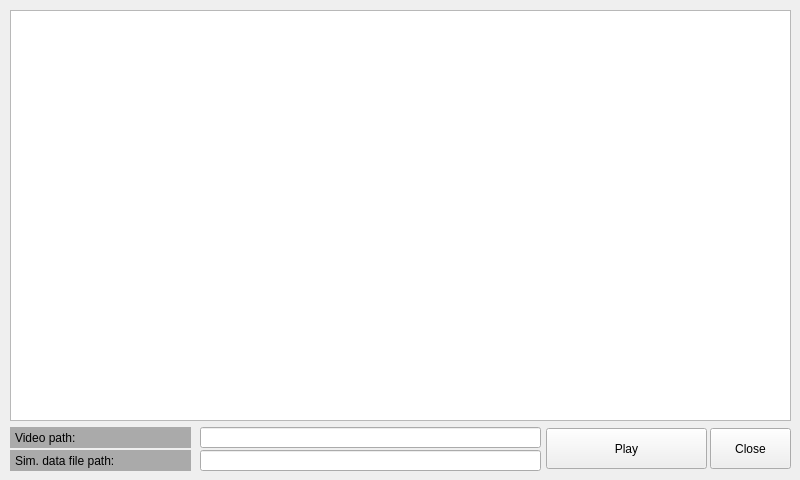
vietanhdev/open-adas, file src/simulation/simulation.ui: the form before one commit.
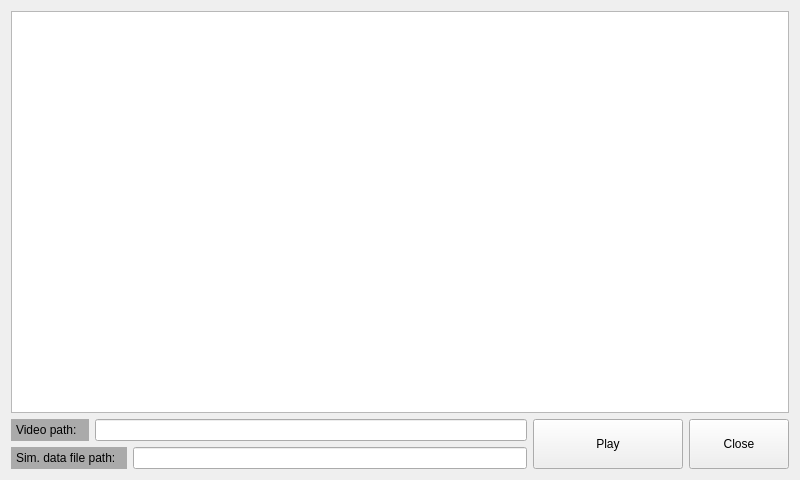
The form after the commit.

What changed in the file:
```diff
--- a/src/simulation/simulation.ui
+++ b/src/simulation/simulation.ui
@@ -31,133 +31,185 @@
   <property name="styleSheet">
    <string notr="true"/>
   </property>
-  <widget class="QLabel" name="label">
-   <property name="geometry">
-    <rect>
-     <x>10</x>
-     <y>427</y>
-     <width>181</width>
-     <height>21</height>
-    </rect>
-   </property>
-   <property name="styleSheet">
-    <string notr="true">background: #AAAAAA;
+  <layout class="QGridLayout" name="gridLayout_2">
+   <item row="0" column="0">
+    <layout class="QVBoxLayout" name="verticalLayout" stretch="10,1">
+     <item>
+      <widget class="QListWidget" name="simDataList">
+       <property name="cursor" stdset="0">
+        <cursorShape>CrossCursor</cursorShape>
+       </property>
+       <property name="whatsThis">
+        <string notr="true"/>
+       </property>
+       <property name="iconSize">
+        <size>
+         <width>80</width>
+         <height>80</height>
+        </size>
+       </property>
+       <property name="flow">
+        <enum>QListView::LeftToRight</enum>
+       </property>
+       <property name="isWrapping" stdset="0">
+        <bool>true</bool>
+       </property>
+       <property name="resizeMode">
+        <enum>QListView::Adjust</enum>
+       </property>
+       <property name="viewMode">
+        <enum>QListView::IconMode</enum>
+       </property>
+       <property name="uniformItemSizes">
+        <bool>true</bool>
+       </property>
+      </widget>
+     </item>
+     <item>
+      <layout class="QHBoxLayout" name="horizontalLayout">
+       <property name="leftMargin">
+        <number>0</number>
+       </property>
+       <property name="topMargin">
+        <number>0</number>
+       </property>
+       <property name="rightMargin">
+        <number>0</number>
+       </property>
+       <property name="bottomMargin">
+        <number>0</number>
+       </property>
+       <item>
+        <layout class="QVBoxLayout" name="verticalLayout_3">
+         <property name="leftMargin">
+          <number>0</number>
+         </property>
+         <property name="topMargin">
+          <number>0</number>
+         </property>
+         <property name="rightMargin">
+          <number>0</number>
+         </property>
+         <property name="bottomMargin">
+          <number>0</number>
+         </property>
+         <item>
+          <layout class="QHBoxLayout" name="horizontalLayout_3">
+           <property name="leftMargin">
+            <number>0</number>
+           </property>
+           <property name="topMargin">
+            <number>0</number>
+           </property>
+           <property name="rightMargin">
+            <number>0</number>
+           </property>
+           <property name="bottomMargin">
+            <number>0</number>
+           </property>
+           <item>
+            <widget class="QLabel" name="label">
+             <property name="styleSheet">
+              <string notr="true">background: #AAAAAA;
 padding: 2px;
 color: #000;
 </string>
-   </property>
-   <property name="text">
-    <string>Video path:  </string>
-   </property>
-  </widget>
-  <widget class="QLabel" name="label_3">
-   <property name="geometry">
-    <rect>
-     <x>10</x>
-     <y>450</y>
-     <width>181</width>
-     <height>21</height>
-    </rect>
-   </property>
-   <property name="styleSheet">
-    <string notr="true">background: #AAAAAA;
+             </property>
+             <property name="text">
+              <string>Video path:  </string>
+             </property>
+            </widget>
+           </item>
+           <item>
+            <widget class="QLineEdit" name="simDataPathLabel">
+             <property name="readOnly">
+              <bool>true</bool>
+             </property>
+            </widget>
+           </item>
+          </layout>
+         </item>
+         <item>
+          <layout class="QHBoxLayout" name="horizontalLayout_4">
+           <property name="leftMargin">
+            <number>0</number>
+           </property>
+           <property name="topMargin">
+            <number>0</number>
+           </property>
+           <property name="rightMargin">
+            <number>0</number>
+           </property>
+           <property name="bottomMargin">
+            <number>0</number>
+           </property>
+           <item>
+            <widget class="QLabel" name="label_3">
+             <property name="styleSheet">
+              <string notr="true">background: #AAAAAA;
 padding: 2px;
 color: #000;
 </string>
-   </property>
-   <property name="text">
-    <string>Sim. data file path:  </string>
-   </property>
-  </widget>
-  <widget class="QPushButton" name="playBtn">
-   <property name="geometry">
-    <rect>
-     <x>546</x>
-     <y>428</y>
-     <width>161</width>
-     <height>41</height>
-    </rect>
-   </property>
-   <property name="text">
-    <string>Play</string>
-   </property>
-  </widget>
-  <widget class="QLineEdit" name="videoPathLabel">
-   <property name="geometry">
-    <rect>
-     <x>200</x>
-     <y>427</y>
-     <width>341</width>
-     <height>21</height>
-    </rect>
-   </property>
-   <property name="readOnly">
-    <bool>true</bool>
-   </property>
-  </widget>
-  <widget class="QLineEdit" name="simDataPathLabel">
-   <property name="geometry">
-    <rect>
-     <x>200</x>
-     <y>450</y>
-     <width>341</width>
-     <height>21</height>
-    </rect>
-   </property>
-   <property name="readOnly">
-    <bool>true</bool>
-   </property>
-  </widget>
-  <widget class="QListWidget" name="simDataList">
-   <property name="geometry">
-    <rect>
-     <x>10</x>
-     <y>10</y>
-     <width>781</width>
-     <height>411</height>
-    </rect>
-   </property>
-   <property name="cursor" stdset="0">
-    <cursorShape>CrossCursor</cursorShape>
-   </property>
-   <property name="whatsThis">
-    <string notr="true"/>
-   </property>
-   <property name="iconSize">
-    <size>
-     <width>80</width>
-     <height>80</height>
-    </size>
-   </property>
-   <property name="flow">
-    <enum>QListView::LeftToRight</enum>
-   </property>
-   <property name="isWrapping" stdset="0">
-    <bool>true</bool>
-   </property>
-   <property name="resizeMode">
-    <enum>QListView::Adjust</enum>
-   </property>
-   <property name="viewMode">
-    <enum>QListView::IconMode</enum>
-   </property>
-   <property name="uniformItemSizes">
-    <bool>true</bool>
-   </property>
-  </widget>
-  <widget class="QPushButton" name="closeBtn">
-   <property name="geometry">
-    <rect>
-     <x>710</x>
-     <y>428</y>
-     <width>81</width>
-     <height>41</height>
-    </rect>
-   </property>
-   <property name="text">
-    <string>Close</string>
-   </property>
-  </widget>
+             </property>
+             <property name="text">
+              <string>Sim. data file path:  </string>
+             </property>
+            </widget>
+           </item>
+           <item>
+            <widget class="QLineEdit" name="videoPathLabel">
+             <property name="readOnly">
+              <bool>true</bool>
+             </property>
+            </widget>
+           </item>
+          </layout>
+         </item>
+        </layout>
+       </item>
+       <item>
+        <widget class="QPushButton" name="playBtn">
+         <property name="sizePolicy">
+          <sizepolicy hsizetype="Minimum" vsizetype="Expanding">
+           <horstretch>0</horstretch>
+           <verstretch>0</verstretch>
+          </sizepolicy>
+         </property>
+         <property name="minimumSize">
+          <size>
+           <width>150</width>
+           <height>0</height>
+          </size>
+         </property>
+         <property name="text">
+          <string>Play</string>
+         </property>
+        </widget>
+       </item>
+       <item>
+        <widget class="QPushButton" name="closeBtn">
+         <property name="sizePolicy">
+          <sizepolicy hsizetype="Minimum" vsizetype="Expanding">
+           <horstretch>0</horstretch>
+           <verstretch>0</verstretch>
+          </sizepolicy>
+         </property>
+         <property name="minimumSize">
+          <size>
+           <width>100</width>
+           <height>0</height>
+          </size>
+         </property>
+         <property name="text">
+          <string>Close</string>
+         </property>
+        </widget>
+       </item>
+      </layout>
+     </item>
+    </layout>
+   </item>
+  </layout>
  </widget>
  <resources/>
  <connections/>
```
